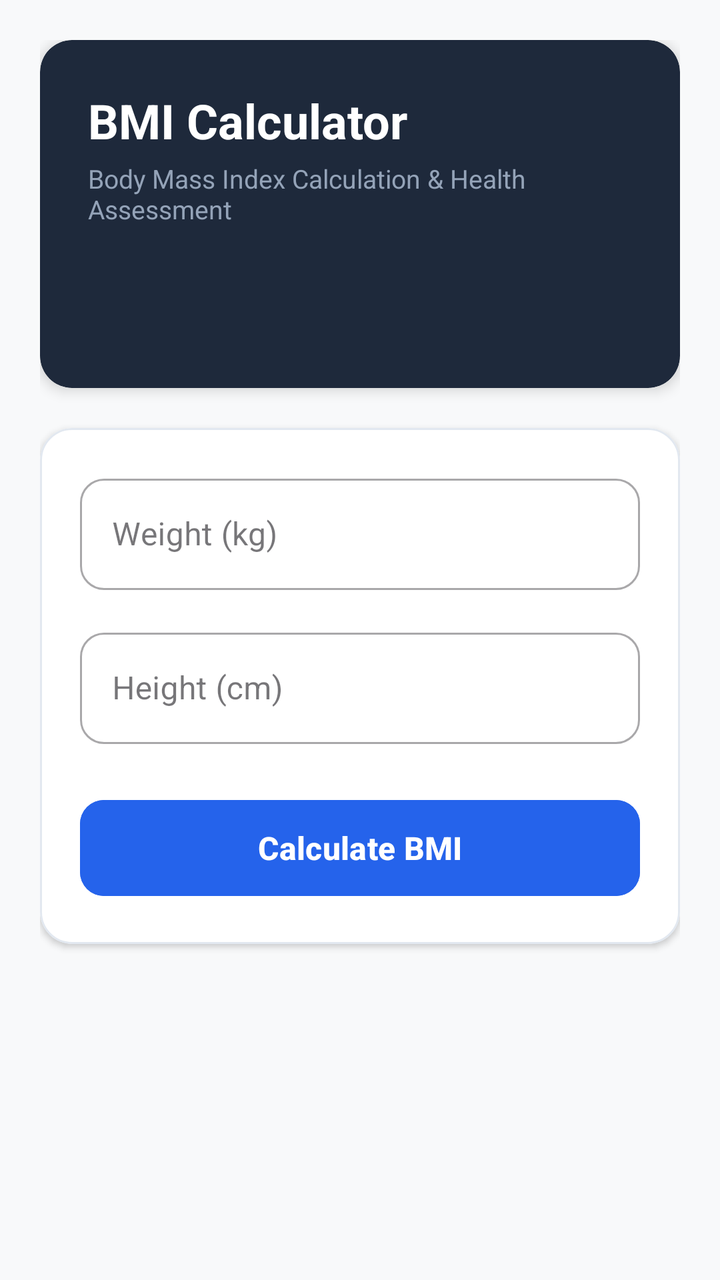
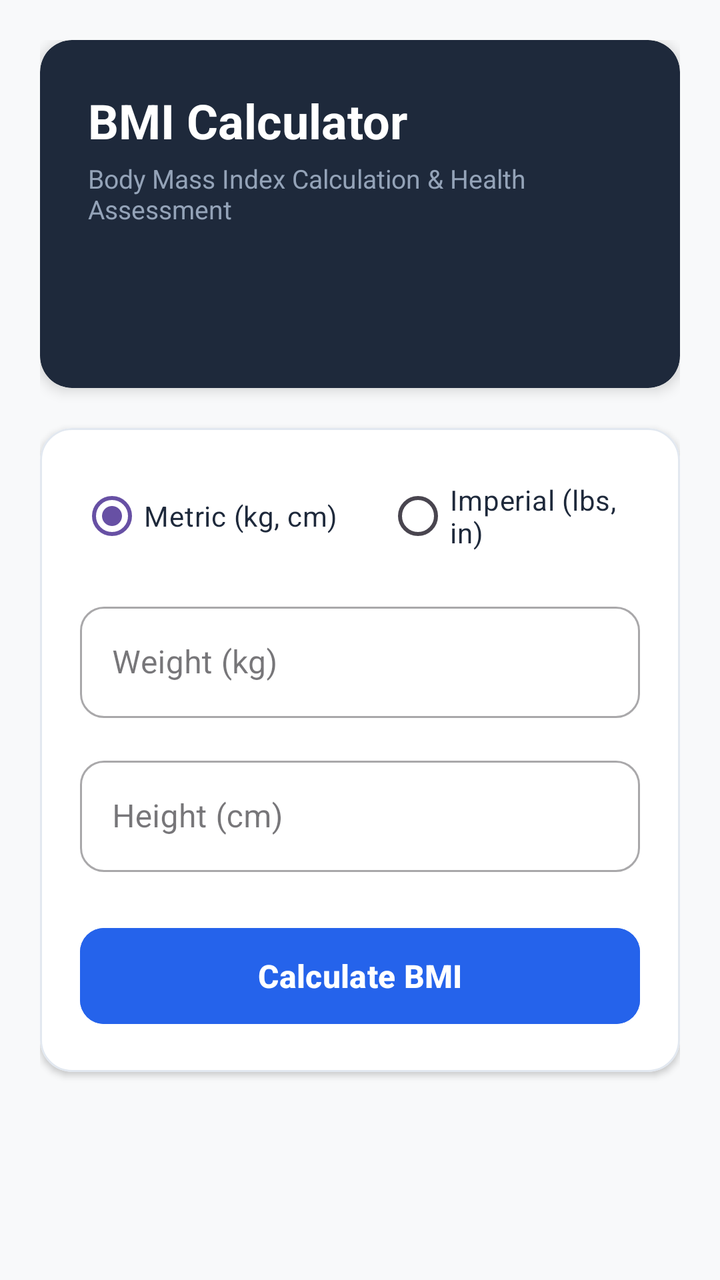

Screens rendered from an Android XML layout before and after an edit, with the pre-edit source and the edit as a unified diff.
<!-- AndroidManifest.xml: application theme Theme.BMICalculator -->
<!-- res/layout/activity_main.xml -->
<?xml version="1.0" encoding="utf-8"?>
<ScrollView xmlns:android="http://schemas.android.com/apk/res/android"
    xmlns:app="http://schemas.android.com/apk/res-auto"
    android:layout_width="match_parent"
    android:layout_height="match_parent"
    android:background="#F8F9FA"
    android:fillViewport="true">

    <LinearLayout
        android:layout_width="match_parent"
        android:layout_height="wrap_content"
        android:orientation="vertical"
        android:padding="20dp">

        
        <com.google.android.material.card.MaterialCardView
            android:layout_width="match_parent"
            android:layout_height="wrap_content"
            android:layout_marginBottom="20dp"
            app:cardBackgroundColor="#1E293B"
            app:cardCornerRadius="16dp"
            app:cardElevation="4dp"
            app:strokeWidth="0dp">

            <LinearLayout
                android:layout_width="match_parent"
                android:layout_height="wrap_content"
                android:orientation="vertical"
                android:padding="24dp">

                <TextView
                    android:layout_width="wrap_content"
                    android:layout_height="wrap_content"
                    android:text="BMI Calculator"
                    android:textColor="#FFFFFF"
                    android:textSize="24sp"
                    android:textStyle="bold" />

                <TextView
                    android:layout_width="wrap_content"
                    android:layout_height="wrap_content"
                    android:layout_marginTop="4dp"
                    android:text="Body Mass Index Calculation &amp; Health Assessment"
                    android:textColor="#94A3B8"
                    android:textSize="13sp" />

                
                <TextView
                    android:id="@+id/tvIdealWeight"
                    android:layout_width="wrap_content"
                    android:layout_height="wrap_content"
                    android:layout_marginTop="8dp"
                    android:textColor="#475569"
                    android:textSize="13sp"
                    android:textStyle="italic" />

                
                <TextView
                    android:id="@+id/tvAdvice"
                    android:layout_width="wrap_content"
                    android:layout_height="wrap_content"
                    android:layout_marginTop="12dp"
                    android:textAlignment="center"
                    android:textColor="#334155"
                    android:textSize="14sp" />
            </LinearLayout>
        </com.google.android.material.card.MaterialCardView>

        
        <com.google.android.material.card.MaterialCardView
            android:layout_width="match_parent"
            android:layout_height="wrap_content"
            android:layout_marginBottom="20dp"
            app:cardBackgroundColor="#FFFFFF"
            app:cardCornerRadius="16dp"
            app:cardElevation="2dp"
            app:strokeColor="#E2E8F0"
            app:strokeWidth="1dp">

            <LinearLayout
                android:layout_width="match_parent"
                android:layout_height="wrap_content"
                android:orientation="vertical"
                android:padding="20dp">

                
                <com.google.android.material.textfield.TextInputLayout
                    android:id="@+id/tilWeight"
                    style="@style/Widget.MaterialComponents.TextInputLayout.OutlinedBox"
                    android:layout_width="match_parent"
                    android:layout_height="wrap_content"
                    android:layout_marginBottom="16dp"
                    android:hint="Weight (kg)"
                    app:boxCornerRadiusBottomEnd="12dp"
                    app:boxCornerRadiusBottomStart="12dp"
                    app:boxCornerRadiusTopEnd="12dp"
                    app:boxCornerRadiusTopStart="12dp">

                    <com.google.android.material.textfield.TextInputEditText
                        android:id="@+id/etWeight"
                        android:layout_width="match_parent"
                        android:layout_height="wrap_content"
                        android:inputType="numberDecimal" />
                </com.google.android.material.textfield.TextInputLayout>

                
                <com.google.android.material.textfield.TextInputLayout
                    android:id="@+id/tilHeight"
                    style="@style/Widget.MaterialComponents.TextInputLayout.OutlinedBox"
                    android:layout_width="match_parent"
                    android:layout_height="wrap_content"
                    android:layout_marginBottom="24dp"
                    android:hint="Height (cm)"
                    app:boxCornerRadiusBottomEnd="12dp"
                    app:boxCornerRadiusBottomStart="12dp"
                    app:boxCornerRadiusTopEnd="12dp"
                    app:boxCornerRadiusTopStart="12dp">

                    <com.google.android.material.textfield.TextInputEditText
                        android:id="@+id/etHeight"
                        android:layout_width="match_parent"
                        android:layout_height="wrap_content"
                        android:inputType="numberDecimal" />
                </com.google.android.material.textfield.TextInputLayout>

                
                <com.google.android.material.button.MaterialButton
                    android:id="@+id/btnCalculate"
                    android:layout_width="match_parent"
                    android:layout_height="56dp"
                    android:backgroundTint="#2563EB"
                    android:text="Calculate BMI"
                    android:textColor="#FFFFFF"
                    android:textSize="16sp"
                    android:textStyle="bold"
                    app:cornerRadius="12dp" />

            </LinearLayout>
        </com.google.android.material.card.MaterialCardView>

        
        <com.google.android.material.card.MaterialCardView
            android:id="@+id/cardResult"
            android:layout_width="match_parent"
            android:layout_height="wrap_content"
            android:visibility="gone"
            app:cardBackgroundColor="#FFFFFF"
            app:cardCornerRadius="16dp"
            app:cardElevation="2dp"
            app:strokeColor="#E2E8F0"
            app:strokeWidth="1dp">

            <LinearLayout
                android:layout_width="match_parent"
                android:layout_height="wrap_content"
                android:gravity="center"
                android:orientation="vertical"
                android:padding="24dp">

                <TextView
                    android:layout_width="wrap_content"
                    android:layout_height="wrap_content"
                    android:text="Your BMI"
                    android:textColor="#64748B"
                    android:textSize="14sp" />

                <TextView
                    android:id="@+id/tvBmiResult"
                    android:layout_width="wrap_content"
                    android:layout_height="wrap_content"
                    android:layout_marginVertical="8dp"
                    android:text="22.5"
                    android:textColor="#1E293B"
                    android:textSize="42sp"
                    android:textStyle="bold" />

                <TextView
                    android:id="@+id/tvBmiCategory"
                    android:layout_width="wrap_content"
                    android:layout_height="wrap_content"
                    android:text="Normal"
                    android:textSize="18sp"
                    android:textStyle="bold" />

            </LinearLayout>
        </com.google.android.material.card.MaterialCardView>

    </LinearLayout>
</ScrollView>
<!-- resources referenced by this layout -->
<resources>
  <style name="Theme.BMICalculator" parent="Base.Theme.BMICalculator" />
  <style name="Base.Theme.BMICalculator" parent="Theme.Material3.DayNight.NoActionBar">
          
          
      </style>
</resources>

<!-- the commit's change to res/layout/activity_main.xml (unified diff, before → after) -->
@@ -50,7 +50,7 @@
                     android:layout_width="wrap_content"
                     android:layout_height="wrap_content"
                     android:layout_marginTop="8dp"
-                    android:textColor="#475569"
+                    android:textColor="#cbd5e1"
                     android:textSize="13sp"
                     android:textStyle="italic" />
 
@@ -61,7 +61,7 @@
                     android:layout_height="wrap_content"
                     android:layout_marginTop="12dp"
                     android:textAlignment="center"
-                    android:textColor="#334155"
+                    android:textColor="#e2e8f0"
                     android:textSize="14sp" />
             </LinearLayout>
         </com.google.android.material.card.MaterialCardView>
@@ -82,6 +82,32 @@
                 android:layout_height="wrap_content"
                 android:orientation="vertical"
                 android:padding="20dp">
+
+                
+                <RadioGroup
+                    android:id="@+id/rgUnit"
+                    android:layout_width="match_parent"
+                    android:layout_height="wrap_content"
+                    android:layout_marginBottom="16dp"
+                    android:gravity="center"
+                    android:orientation="horizontal">
+
+                    <RadioButton
+                        android:id="@+id/rbMetric"
+                        android:layout_width="wrap_content"
+                        android:layout_height="wrap_content"
+                        android:layout_marginEnd="24dp"
+                        android:checked="true"
+                        android:text="Metric (kg, cm)"
+                        android:textColor="#1E293B" />
+
+                    <RadioButton
+                        android:id="@+id/rbImperial"
+                        android:layout_width="wrap_content"
+                        android:layout_height="wrap_content"
+                        android:text="Imperial (lbs, in)"
+                        android:textColor="#1E293B" />
+                </RadioGroup>
 
                 
                 <com.google.android.material.textfield.TextInputLayout
